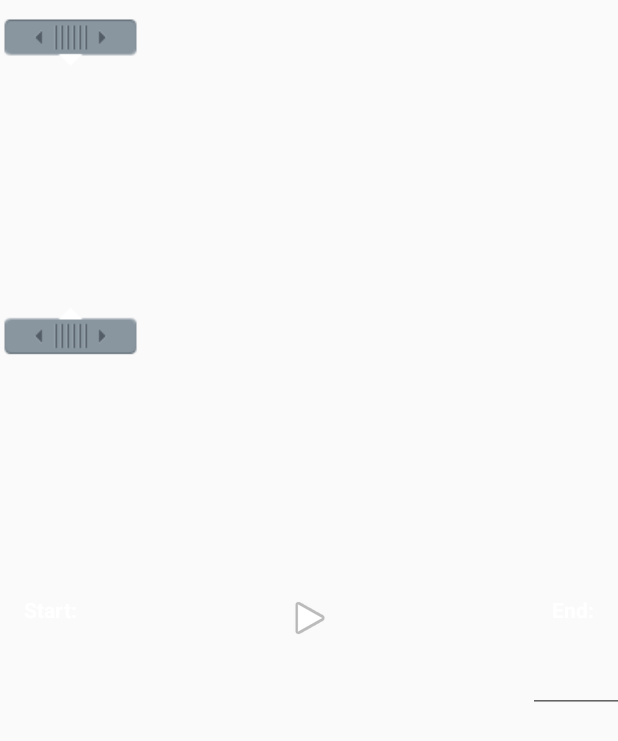
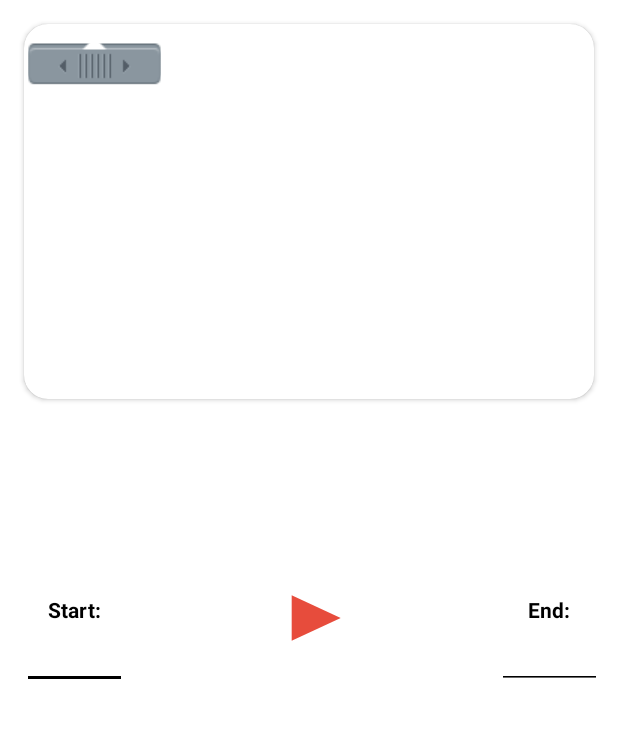
Before and after one commit to BelfoSamad/RingtoneApp, an Android app: the layout activity_create_one.xml on its own in the app's theme, with its tools: preview values and no code run, on a phone screen of 412 x 824 dp. Shown: the top 741 px of the screen. Run offline under Robolectric (Android 15) with nearby library versions, the phone set to English and light mode, and no system bars.

Commit message:
Editing CreateOneActivity (Backup - 1)

```diff
--- a/app/src/main/AndroidManifest.xml
+++ b/app/src/main/AndroidManifest.xml
@@ -2,6 +2,8 @@
 <manifest xmlns:android="http://schemas.android.com/apk/res/android"
     xmlns:tools="http://schemas.android.com/tools"
     package="com.devalutix.ringtoneapp">
+
+    <uses-permission android:name="android.permission.WRITE_EXTERNAL_STORAGE" />
 
     <application
         android:name=".base.BaseApplication"
@@ -12,7 +14,7 @@
         android:supportsRtl="true"
         android:theme="@style/AppTheme"
         tools:ignore="GoogleAppIndexingWarning">
-        <activity android:name=".ui.activities.CreateOneActivity"></activity>
+        <activity android:name=".ui.activities.CreateOneActivity" />
         <activity android:name=".ui.activities.RingtonesActivity" />
 
         <meta-data
--- a/app/src/main/java/com/devalutix/ringtoneapp/contracts/CreateOneContract.java
+++ b/app/src/main/java/com/devalutix/ringtoneapp/contracts/CreateOneContract.java
@@ -56,6 +56,8 @@ public interface CreateOneContract {
         void disableWaveform();
 
         void enableDisableButtons();
+
+        void updateEditText();
     }
 
 }
--- a/app/src/main/java/com/devalutix/ringtoneapp/ui/custom/MarkerView.java
+++ b/app/src/main/java/com/devalutix/ringtoneapp/ui/custom/MarkerView.java
@@ -9,6 +9,7 @@ import android.view.MotionEvent;
 import android.widget.ImageView;
 
 public class MarkerView extends ImageView {
+
     public interface MarkerListener {
         public void markerTouchStart(MarkerView marker, float pos);
         public void markerTouchMove(MarkerView marker, float pos);
--- a/app/src/main/java/com/devalutix/ringtoneapp/utils/SoundFile.java
+++ b/app/src/main/java/com/devalutix/ringtoneapp/utils/SoundFile.java
@@ -95,6 +95,7 @@ public class SoundFile {
         if (!f.exists()) {
             throw new java.io.FileNotFoundException(fileName);
         }
+        Log.d("SoundFile", "create: Test");
         String name = f.getName().toLowerCase();
         String[] components = name.split("\\.");
         if (components.length < 2) {
--- /dev/null
+++ b/app/src/main/res/drawable/custom_play.xml
@@ -0,0 +1,5 @@
+<vector android:autoMirrored="true" android:height="48dp"
+    android:tint="@color/colorAccent" android:viewportHeight="24.0"
+    android:viewportWidth="24.0" android:width="48dp" xmlns:android="http://schemas.android.com/apk/res/android">
+    <path android:fillColor="@color/colorAccent" android:pathData="M8,5v14l11,-7z"/>
+</vector>
--- a/app/src/main/res/layout/activity_create_one.xml
+++ b/app/src/main/res/layout/activity_create_one.xml
@@ -4,15 +4,31 @@
     xmlns:tools="http://schemas.android.com/tools"
     android:layout_width="match_parent"
     android:layout_height="match_parent"
+    android:background="@color/colorPrimary"
     tools:context=".ui.activities.CreateOneActivity">
+
+    <androidx.cardview.widget.CardView
+        android:id="@+id/wave_wrapper"
+        android:layout_width="match_parent"
+        android:layout_height="250dp"
+        android:layout_marginStart="16dp"
+        android:layout_marginTop="16dp"
+        android:layout_marginEnd="16dp"
+        android:layout_marginBottom="16dp"
+        app:cardCornerRadius="16dp"
+        app:cardElevation="2dp"
+        app:layout_constraintEnd_toEndOf="parent"
+        app:layout_constraintStart_toStartOf="parent"
+        app:layout_constraintTop_toTopOf="parent">
+
+        <RelativeLayout
+            android:layout_width="match_parent"
+            android:layout_height="match_parent">
 
             <com.devalutix.ringtoneapp.ui.custom.WaveformView
                 android:id="@+id/waveform"
                 android:layout_width="match_parent"
-        android:layout_height="250dp"
-        app:layout_constraintEnd_toEndOf="parent"
-        app:layout_constraintStart_toStartOf="parent"
-        app:layout_constraintTop_toTopOf="parent" />
+                android:layout_height="match_parent" />
 
             <com.devalutix.ringtoneapp.ui.custom.MarkerView
                 android:id="@+id/startmarker"
@@ -20,9 +36,7 @@
                 android:layout_height="wrap_content"
                 android:contentDescription="@string/start_marker"
                 android:nextFocusDown="@+id/endmarker"
-        android:src="@drawable/marker_left"
-        app:layout_constraintStart_toStartOf="@id/waveform"
-        app:layout_constraintTop_toTopOf="@id/waveform" />
+                android:src="@drawable/marker_left" />
 
             <com.devalutix.ringtoneapp.ui.custom.MarkerView
                 android:id="@+id/endmarker"
@@ -31,32 +45,19 @@
                 android:contentDescription="@string/end_marker"
                 android:nextFocusUp="@+id/startmarker"
                 android:nextFocusDown="@+id/info"
-        android:src="@drawable/marker_right"
-        app:layout_constraintBottom_toBottomOf="@id/waveform"
-        app:layout_constraintStart_toStartOf="@id/waveform" />
+                android:src="@drawable/marker_right" />
 
-    <TextView
-        android:id="@+id/info"
-        style="@style/AudioFileInfoOverlayText"
-        android:layout_width="wrap_content"
-        android:layout_height="wrap_content"
-        android:layout_marginTop="16dp"
-        android:nextFocusUp="@+id/endmarker"
-        android:nextFocusDown="@+id/play"
-        app:layout_constraintBottom_toTopOf="@id/play"
-        app:layout_constraintEnd_toEndOf="parent"
-        app:layout_constraintStart_toStartOf="parent"
-        app:layout_constraintTop_toBottomOf="@id/waveform" />
+        </RelativeLayout>
+
+    </androidx.cardview.widget.CardView>
 
     <ImageButton
         android:id="@+id/play"
-        style="@android:style/MediaButton"
         android:layout_width="71dip"
         android:layout_height="52dip"
         android:layout_marginTop="6dip"
         android:layout_marginBottom="6dip"
-        android:contentDescription="@string/play"
-        android:src="@android:drawable/ic_media_play"
+        android:background="@drawable/custom_play"
         app:layout_constraintBottom_toBottomOf="parent"
         app:layout_constraintEnd_toEndOf="parent"
         app:layout_constraintStart_toStartOf="parent"
@@ -66,26 +67,25 @@
         android:id="@+id/mark_start"
         android:layout_width="wrap_content"
         android:layout_height="31dip"
-        android:layout_marginStart="16dp"
+        android:layout_marginStart="32dp"
         android:clickable="true"
+        android:focusable="true"
         android:labelFor="@+id/starttext"
         android:text="@string/start_label"
-        android:textColor="#ffffffff"
+        android:textColor="@color/colorPrimaryDark"
         android:textSize="14sp"
         android:textStyle="bold"
-        app:layout_constraintBottom_toBottomOf="parent"
+        app:layout_constraintBottom_toBottomOf="@id/play"
         app:layout_constraintStart_toStartOf="parent"
-        app:layout_constraintTop_toTopOf="parent" />
+        app:layout_constraintTop_toTopOf="@id/play" />
 
     <EditText
         android:id="@+id/starttext"
-        android:layout_width="70dip"
-        android:layout_height="31dip"
-        android:layout_marginLeft="10dip"
-        android:layout_marginTop="16dp"
-        android:layout_marginRight="30dip"
-        android:gravity="center"
+        android:layout_width="70dp"
+        android:layout_height="31dp"
+        android:backgroundTint="@color/colorPrimaryDark"
         android:inputType="number|numberDecimal"
+        android:textColor="@color/colorPrimaryDark"
         android:textSize="16sp"
         app:layout_constraintEnd_toEndOf="@id/mark_start"
         app:layout_constraintStart_toStartOf="@id/mark_start"
@@ -95,28 +95,27 @@
         android:id="@+id/mark_end"
         android:layout_width="wrap_content"
         android:layout_height="31dip"
-        android:layout_marginEnd="16dp"
+        android:layout_marginEnd="32dp"
         android:clickable="true"
         android:labelFor="@+id/endtext"
         android:text="@string/end_label"
-        android:textColor="#ffffffff"
+        android:textColor="@color/colorPrimaryDark"
         android:textSize="14sp"
         android:textStyle="bold"
-        app:layout_constraintBottom_toBottomOf="parent"
+        app:layout_constraintBottom_toBottomOf="@id/play"
         app:layout_constraintEnd_toEndOf="parent"
-        app:layout_constraintTop_toTopOf="parent" />
+        app:layout_constraintTop_toTopOf="@id/play"  />
 
     <EditText
         android:id="@+id/endtext"
         android:layout_width="70dip"
         android:layout_height="31dip"
-        android:layout_marginLeft="10dip"
-        android:layout_marginTop="16dp"
-        android:gravity="center"
+        android:backgroundTint="@color/colorPrimaryDark"
         android:inputType="number|numberDecimal"
+        android:textColor="@color/colorPrimaryDark"
         android:textSize="16sp"
         app:layout_constraintEnd_toEndOf="@id/mark_end"
         app:layout_constraintStart_toStartOf="@id/mark_end"
-        app:layout_constraintTop_toBottomOf="@id/mark_end" />
+        app:layout_constraintTop_toBottomOf="@id/mark_end"/>
 
 </androidx.constraintlayout.widget.ConstraintLayout>
--- a/app/src/main/res/layout/activity_main.xml
+++ b/app/src/main/res/layout/activity_main.xml
@@ -14,7 +14,6 @@
         android:layout_width="match_parent"
         android:layout_height="match_parent"
         android:background="#00000000"
-        android:foreground="@drawable/dim_window"
         android:fitsSystemWindows="true">
 
         <com.google.android.material.appbar.AppBarLayout
```
Also changed, not shown: app/src/main/java/com/devalutix/ringtoneapp/presenters/CreateOnePresenter.java (+163 -29 lines), app/src/main/java/com/devalutix/ringtoneapp/ui/activities/CreateOneActivity.java (+193 -100 lines). Lines whose indentation alone changed are shown as unchanged.
